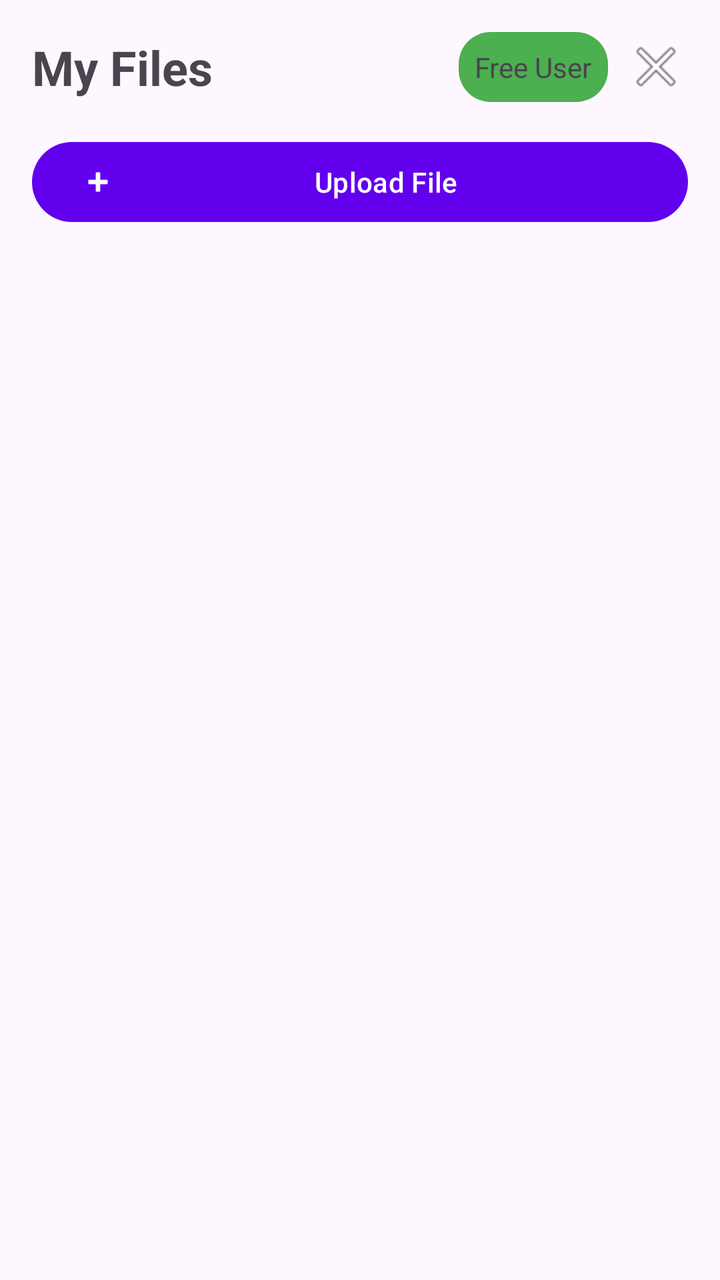
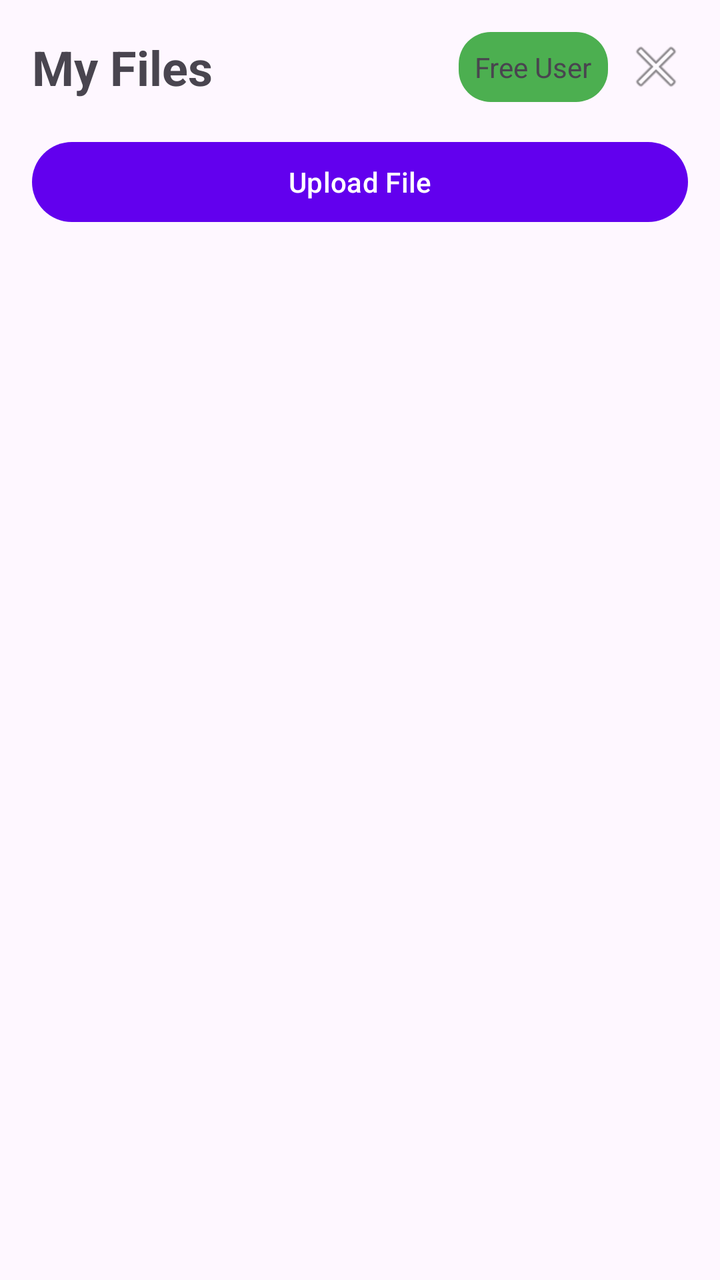

Compare the two renders of this Android layout. The source of the first and the diff that turns it into the second are given below.
<!-- AndroidManifest.xml: application theme Theme.StorageApp -->
<!-- res/layout/activity_file_list.xml -->
<?xml version="1.0" encoding="utf-8"?>
<LinearLayout xmlns:android="http://schemas.android.com/apk/res/android"
    xmlns:app="http://schemas.android.com/apk/res-auto"
    android:layout_width="match_parent"
    android:layout_height="match_parent"
    android:orientation="vertical"
    android:padding="16dp">

    <LinearLayout
        android:layout_width="match_parent"
        android:layout_height="wrap_content"
        android:orientation="horizontal"
        android:gravity="center_vertical"
        android:layout_marginBottom="16dp">

        <TextView
            android:layout_width="0dp"
            android:layout_height="wrap_content"
            android:layout_weight="1"
            android:text="My Files"
            android:textSize="24sp"
            android:textStyle="bold" />

        <TextView
            android:id="@+id/tvPremiumStatus"
            android:layout_width="wrap_content"
            android:layout_height="wrap_content"
            android:text="Free User"
            android:textSize="14sp"
            android:background="@drawable/premium_status_background"
            android:padding="8dp"
            android:layout_marginEnd="8dp" />

        <ImageButton
            android:id="@+id/btnLogout"
            android:layout_width="wrap_content"
            android:layout_height="wrap_content"
            android:src="@android:drawable/ic_menu_close_clear_cancel"
            android:background="?attr/selectableItemBackgroundBorderless" />

    </LinearLayout>

    <com.google.android.material.button.MaterialButton
        android:id="@+id/btnUploadFile"
        android:layout_width="match_parent"
        android:layout_height="wrap_content"
        android:layout_marginBottom="16dp"
        android:text="Upload File"
        app:icon="@android:drawable/ic_input_add" />

    <androidx.recyclerview.widget.RecyclerView
        android:id="@+id/recyclerViewFiles"
        android:layout_width="match_parent"
        android:layout_height="0dp"
        android:layout_weight="1" />

</LinearLayout>
<!-- resources referenced by this layout -->
<resources>
  <!-- drawable premium_status_background (drawable) -->
  <?xml version="1.0" encoding="utf-8"?>
  <shape xmlns:android="http://schemas.android.com/apk/res/android"
      android:shape="rectangle">
      <solid android:color="@color/green" />
      <corners android:radius="16dp" />
  </shape>
  <style name="Theme.StorageApp" parent="Theme.Material3.DayNight">
          
          <item name="colorPrimary">@color/purple_500</item>
          <item name="colorPrimaryVariant">@color/purple_700</item>
          <item name="colorOnPrimary">@color/white</item>
          
          <item name="colorSecondary">@color/teal_200</item>
          <item name="colorSecondaryVariant">@color/teal_700</item>
          <item name="colorOnSecondary">@color/black</item>
          
          <item name="android:statusBarColor" tools:targetApi="l">?attr/colorPrimaryVariant</item>
          
      </style>
  <color name="green">#FF4CAF50</color>
  <color name="purple_500">#FF6200EE</color>
  <color name="purple_700">#FF3700B3</color>
  <color name="white">#FFFFFFFF</color>
  <color name="teal_200">#FF03DAC5</color>
  <color name="teal_700">#FF018786</color>
  <color name="black">#FF000000</color>
</resources>

<!-- the commit's change to res/layout/activity_file_list.xml (unified diff, before → after) -->
@@ -45,8 +45,7 @@
         android:layout_width="match_parent"
         android:layout_height="wrap_content"
         android:layout_marginBottom="16dp"
-        android:text="Upload File"
-        app:icon="@android:drawable/ic_input_add" />
+        android:text="Upload File" />
 
     <androidx.recyclerview.widget.RecyclerView
         android:id="@+id/recyclerViewFiles"
